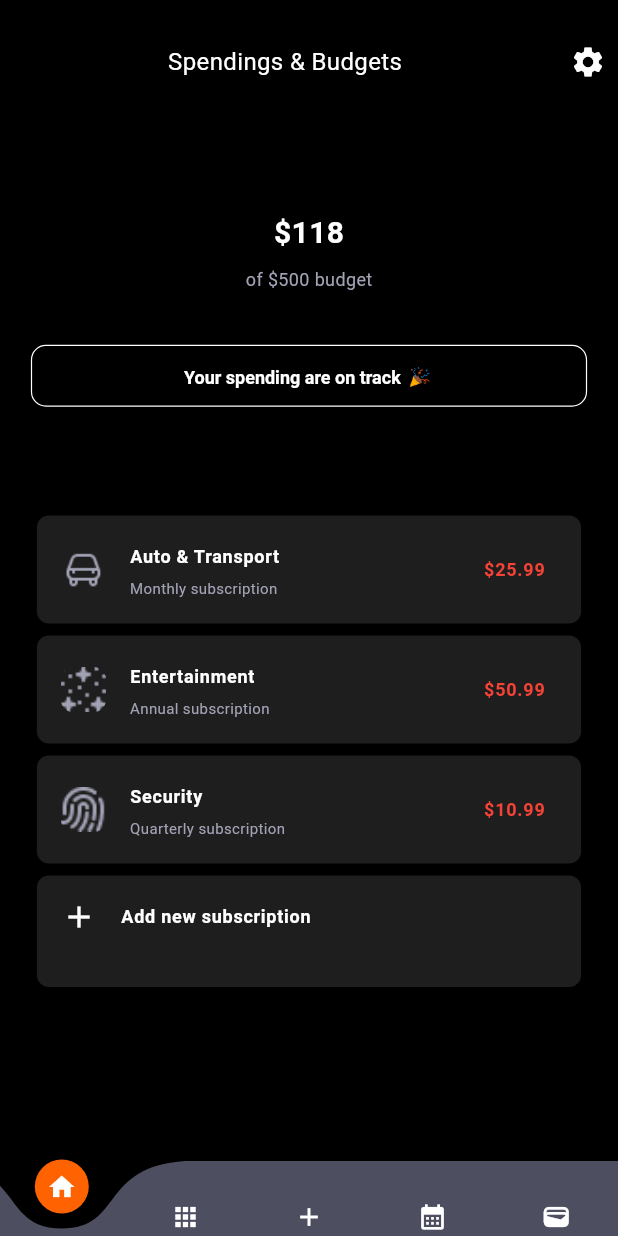
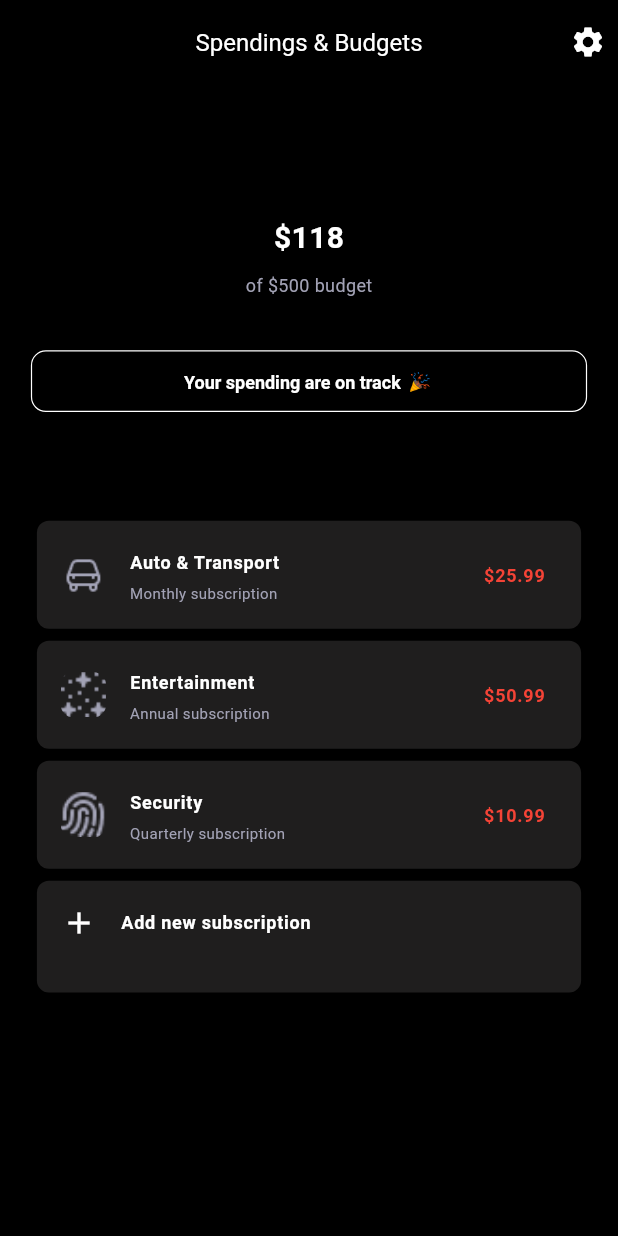
Before and after one commit to Musavir-Ali/Trackizer_Ui, a Flutter app: the Spendings screen opened directly, on a phone screen of 412 x 824 dp. Run offline on Flutter 3.47's test engine with Material 3 defaults, Android fonts, the phone set to English and light mode, and no system bars; drawn by our look-alikes of curved_navigation_bar; our stand-ins replace get; missing offline and left inert: circular_seek_bar.

Commit message:
Added files

```diff
--- a/lib/Spendings.dart
+++ b/lib/Spendings.dart
@@ -1,8 +1,6 @@
 import 'package:circular_seek_bar/circular_seek_bar.dart';
-import 'package:curved_navigation_bar/curved_navigation_bar.dart';
+
 import 'package:flutter/material.dart';
-import 'package:flutter/widgets.dart';
-import 'package:trackizer/Subscriptions.dart';
 
 class Spendings extends StatefulWidget {
   const Spendings({Key? key}) : super(key: key);
@@ -13,31 +11,23 @@ class Spendings extends StatefulWidget {
 
 double _progress = 76;
 
-
 class _SpendingsState extends State<Spendings> {
   @override
   Widget build(BuildContext context) {
     return Scaffold(
       backgroundColor: Colors.black,
-      body: Column(
-        children: [
-          Container(
-            width: MediaQuery.of(context).size.width,
-            height: MediaQuery.of(context).size.height * 0.1,
-            child: const Row(
-              mainAxisAlignment: MainAxisAlignment.spaceBetween,
-              children: [
-                Expanded(
-                  child: Center(
-                    child: Text(
-                      "Spendings & Budgets",
+      appBar: AppBar(
+        backgroundColor: Colors.black,
+        elevation: 0,
+        title: const Text(
+          'Spendings & Budgets',
           style: TextStyle(
             color: Colors.white,
             fontSize: 16,
           ),
         ),
-                  ),
-                ),
+        centerTitle: true,
+        actions: const [
           Icon(
             Icons.settings,
             color: Colors.white,
@@ -45,7 +35,10 @@ class _SpendingsState extends State<Spendings> {
           SizedBox(width: 8),
         ],
       ),
-          ),
+      body: SingleChildScrollView(
+        child: Column(
+          children: [
+            SizedBox(height: 30),
             Center(
               child: Container(
                 width: MediaQuery.of(context).size.width,
@@ -60,7 +53,7 @@ class _SpendingsState extends State<Spendings> {
                   sweepAngle: 180,
                   strokeCap: StrokeCap.round,
                   progressGradientColors: const [
-                  Colors.green,
+                    Colors.purple,
                     Colors.deepOrange,
                     Colors.red
                   ],
@@ -189,67 +182,6 @@ class _SpendingsState extends State<Spendings> {
             ),
           ],
         ),
-      bottomNavigationBar: CurvedNavigationBar(
-        height: 50,
-        backgroundColor: Colors.black,
-        color: Color.fromRGBO(78, 78, 97, 100),
-        buttonBackgroundColor: Color.fromARGB(255, 255, 98, 0),
-        items: <Widget>[
-          Icon(
-            Icons.home,
-            size: 20,
-            color: Colors.white,
-          ),
-          Icon(
-            Icons.apps,
-            size: 20,
-            color: Colors.white,
-          ),
-          Icon(
-            Icons.add,
-            size: 20,
-            color: Colors.white,
-          ),
-          Icon(
-            Icons.calendar_month,
-            size: 20,
-            color: Colors.white,
-          ),
-          Icon(
-            Icons.wallet,
-            size: 20,
-            color: Colors.white,
-          ),
-        ],
-        onTap: (index) {
-          // Handle navigation here based on the tapped index
-
-          switch (index) {
-            case 0:
-              // Navigate to Home page
-              Navigator.push(
-                context,
-                MaterialPageRoute(builder: (context) => Subs()),
-              );
-              break;
-            case 1:
-              // Navigate to Apps page (Spendings)
-              Navigator.push(
-                context,
-                MaterialPageRoute(builder: (context) => Spendings()),
-              );
-              break;
-            case 2:
-              // Add your logic for the third icon
-              break;
-            case 3:
-              // Add your logic for the fourth icon
-              break;
-            case 4:
-              // Add your logic for the fifth icon
-              break;
-          }
-        },
       ),
     );
   }
--- a/lib/main.dart
+++ b/lib/main.dart
@@ -1,5 +1,6 @@
 import 'package:flutter/material.dart';
 import 'package:get/route_manager.dart';
+import 'package:trackizer/Bottom_Nav.dart';
 import 'package:trackizer/Home.dart';
 import 'package:trackizer/Spendings.dart';
 import 'package:trackizer/Subscriptions.dart';
@@ -15,7 +16,7 @@ class MyApp extends StatelessWidget {
   @override
   Widget build(BuildContext context) {
     return const GetMaterialApp(
-      home: Home(),
+      home: NavBar(),
       debugShowCheckedModeBanner: false,
     );
   }
```
Also changed, not shown: lib/Bottom_Nav.dart (added, +71 -0 lines), lib/Subscriptions.dart (+2 -62 lines), assets/images/Netflix.png, 1 other file. Lines whose indentation alone changed are shown as unchanged.
